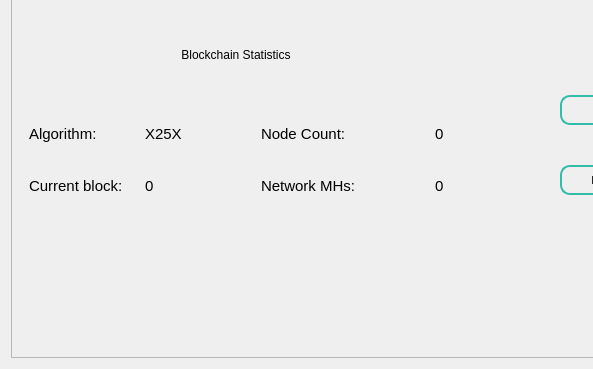
Above: src/qt/forms/overviewpage.ui from HTHcoin/helpthehomelesscoin before the change; both pictures show x 0 to 593 and y 316 to 685 of the 1000 by 685 pixel window. Below: the same form after it.
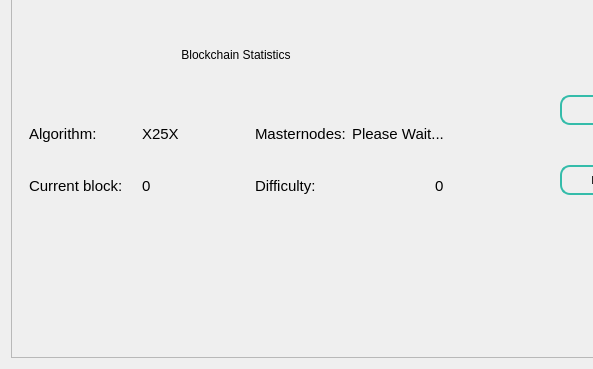
That is the form after the change.

Diff of the .ui file:
```diff
--- a/src/qt/forms/overviewpage.ui
+++ b/src/qt/forms/overviewpage.ui
@@ -136,7 +136,7 @@
           <enum>QFrame::Raised</enum>
          </property>
          <layout class="QGridLayout" name="gridLayout_5">
-          <item row="3" column="1">
+          <item row="4" column="1">
            <widget class="QLabel" name="label_CurrentBlock_value_3">
             <property name="minimumSize">
              <size>
@@ -161,7 +161,7 @@
             </property>
            </widget>
           </item>
-          <item row="3" column="0">
+          <item row="4" column="0">
            <widget class="QLabel" name="label_CurrentBlock">
             <property name="minimumSize">
              <size>
@@ -186,7 +186,7 @@
             </property>
            </widget>
           </item>
-          <item row="3" column="3" alignment="Qt::AlignRight">
+          <item row="4" column="3" alignment="Qt::AlignRight">
            <widget class="QLabel" name="label_Nethash_value_3">
             <property name="text">
              <string>0</string>
@@ -196,19 +196,6 @@
             </property>
            </widget>
           </item>
-          <item row="3" column="2" alignment="Qt::AlignHCenter">
-           <widget class="QLabel" name="label_Nethash_3">
-            <property name="styleSheet">
-             <string notr="true"/>
-            </property>
-            <property name="text">
-             <string>Network MHs:</string>
-            </property>
-            <property name="alignment">
-             <set>Qt::AlignVCenter</set>
-            </property>
-           </widget>
-          </item>
           <item row="0" column="0">
            <widget class="QLabel" name="label_Algo">
             <property name="minimumSize">
@@ -259,7 +246,7 @@
             </property>
            </widget>
           </item>
-          <item row="1" column="0">
+          <item row="2" column="0">
            <spacer name="verticalSpacer_4">
             <property name="orientation">
              <enum>Qt::Vertical</enum>
@@ -275,17 +262,33 @@
             </property>
            </spacer>
           </item>
-          <item row="0" column="2">
+          <item row="0" column="3" alignment="Qt::AlignRight|Qt::AlignVCenter">
            <widget class="QLabel" name="label_count_2">
+            <property name="styleSheet">
+             <string notr="true">;</string>
+            </property>
             <property name="text">
-             <string>Node Count:</string>
+             <string>Please Wait...</string>
             </property>
            </widget>
           </item>
-          <item row="0" column="3" alignment="Qt::AlignRight">
-           <widget class="QLabel" name="countLabelDIP3">
+          <item row="0" column="2">
+           <widget class="QLabel" name="labelMN">
             <property name="text">
-             <string>0</string>
+             <string>Masternodes:</string>
+            </property>
+           </widget>
+          </item>
+          <item row="4" column="2">
+           <widget class="QLabel" name="label_Nethash_3">
+            <property name="styleSheet">
+             <string notr="true"/>
+            </property>
+            <property name="text">
+             <string>Difficulty:</string>
+            </property>
+            <property name="alignment">
+             <set>Qt::AlignVCenter</set>
             </property>
            </widget>
           </item>
@@ -526,7 +529,7 @@
        <string>NorthernEX</string>
       </property>
      </widget>
-     <widget class="QLabel" name="label_6">
+     <widget class="QLabel" name="labelHTHInfo">
       <property name="geometry">
        <rect>
         <x>700</x>
```
